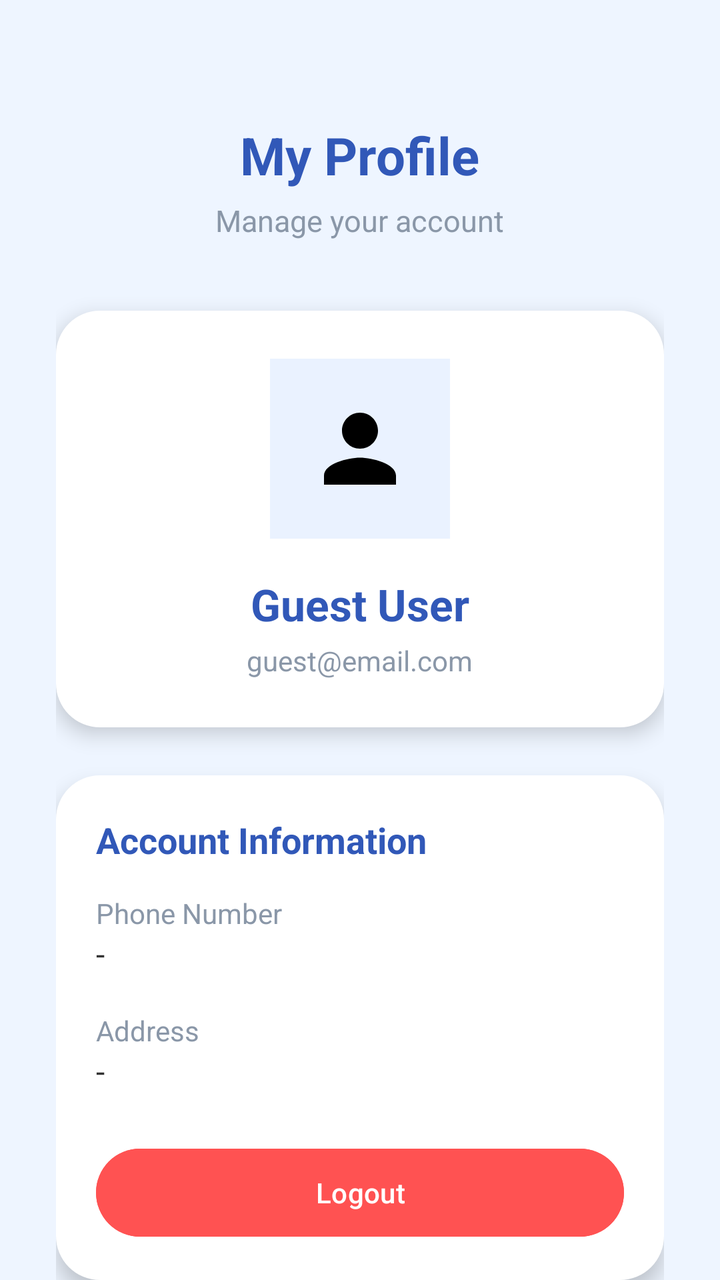
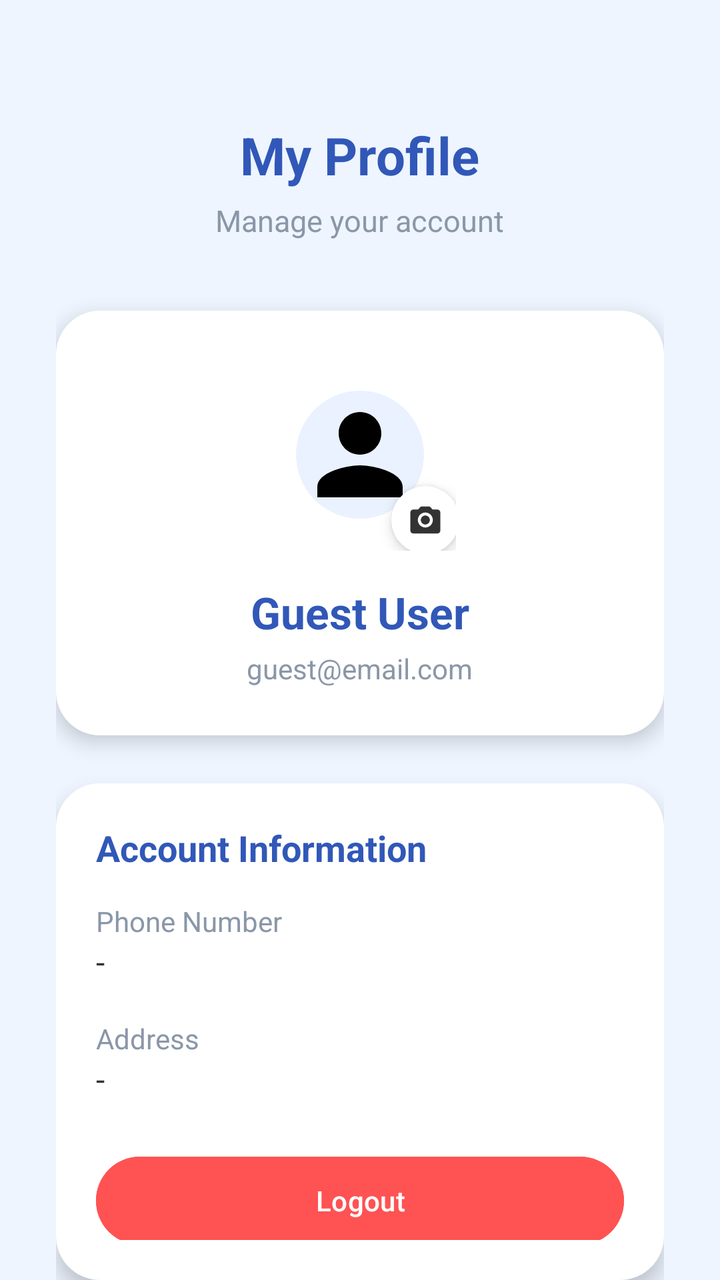

Screens rendered from an Android XML layout before and after an edit, with the pre-edit source and the edit as a unified diff.
<!-- AndroidManifest.xml: application theme Theme.EncikAircond -->
<!-- res/layout/fragment_profile.xml -->
<?xml version="1.0" encoding="utf-8"?>
<androidx.constraintlayout.widget.ConstraintLayout
    xmlns:android="http://schemas.android.com/apk/res/android"
    android:layout_width="match_parent"
    android:layout_height="match_parent"
    android:background="#EEF5FF">

    <LinearLayout
        android:layout_width="match_parent"
        android:layout_height="match_parent"
        android:orientation="vertical"
        android:paddingStart="28dp"
        android:paddingEnd="28dp"
        android:paddingTop="60dp">

        
        <TextView
            android:layout_width="wrap_content"
            android:layout_height="wrap_content"
            android:layout_gravity="center"
            android:text="My Profile"
            android:textColor="#3158B8"
            android:textSize="26sp"
            android:textStyle="bold"/>

        <TextView
            android:layout_width="wrap_content"
            android:layout_height="wrap_content"
            android:layout_gravity="center"
            android:layout_marginTop="5dp"
            android:text="Manage your account"
            android:textColor="#8A97A8"
            android:textSize="15sp"/>

        
        <LinearLayout
            android:layout_width="match_parent"
            android:layout_height="wrap_content"
            android:layout_marginTop="35dp"
            android:background="@drawable/card_background"
            android:elevation="6dp"
            android:gravity="center"
            android:orientation="vertical"
            android:padding="24dp">

            <ImageView
                android:layout_width="90dp"
                android:layout_height="90dp"
                android:background="#EAF2FF"
                android:padding="18dp"
                android:src="@drawable/ic_person"/>

            <TextView
                android:id="@+id/txtName"
                android:layout_width="wrap_content"
                android:layout_height="wrap_content"
                android:layout_marginTop="18dp"
                android:text="Guest User"
                android:textColor="#3158B8"
                android:textSize="22sp"
                android:textStyle="bold"/>

            <TextView
                android:id="@+id/txtEmail"
                android:layout_width="wrap_content"
                android:layout_height="wrap_content"
                android:layout_marginTop="4dp"
                android:text="guest@email.com"
                android:textColor="#8A97A8"
                android:textSize="14sp"/>

        </LinearLayout>

        
        <LinearLayout
            android:layout_width="match_parent"
            android:layout_height="wrap_content"
            android:layout_marginTop="24dp"
            android:background="@drawable/card_background"
            android:elevation="6dp"
            android:orientation="vertical"
            android:padding="20dp">

            <TextView
                android:layout_width="wrap_content"
                android:layout_height="wrap_content"
                android:text="Account Information"
                android:textColor="#3158B8"
                android:textSize="18sp"
                android:textStyle="bold"/>

            <TextView
                android:layout_width="wrap_content"
                android:layout_height="wrap_content"
                android:layout_marginTop="15dp"
                android:text="Phone Number"
                android:textColor="#8A97A8"
                android:textSize="14sp"/>

            <TextView
                android:id="@+id/txtPhone"
                android:layout_width="wrap_content"
                android:layout_height="wrap_content"
                android:text="-"
                android:textColor="#333333"
                android:textSize="16sp"/>

            <TextView
                android:layout_width="wrap_content"
                android:layout_height="wrap_content"
                android:layout_marginTop="18dp"
                android:text="Address"
                android:textColor="#8A97A8"
                android:textSize="14sp"/>

            <TextView
                android:id="@+id/txtAddress"
                android:layout_width="wrap_content"
                android:layout_height="wrap_content"
                android:text="-"
                android:textColor="#333333"
                android:textSize="16sp"/>

            <Button
                android:id="@+id/btnLogout"
                android:layout_width="match_parent"
                android:layout_height="52dp"
                android:layout_marginTop="24dp"
                android:text="Logout"
                android:textAllCaps="false"
                android:textColor="#FFFFFF"
                android:backgroundTint="#FF5252"/>

        </LinearLayout>

    </LinearLayout>

</androidx.constraintlayout.widget.ConstraintLayout>
<!-- resources referenced by this layout -->
<resources>
  <!-- drawable card_background (drawable) -->
  <?xml version="1.0" encoding="utf-8"?>
  <shape xmlns:android="http://schemas.android.com/apk/res/android">
  
      <solid android:color="#FFFFFF"/>
  
      <corners android:radius="22dp"/>
  
  </shape>
  <!-- drawable ic_person (drawable) -->
  <?xml version="1.0" encoding="utf-8"?>
  <vector xmlns:android="http://schemas.android.com/apk/res/android"
      android:width="24dp"
      android:height="24dp"
      android:viewportWidth="24"
      android:viewportHeight="24">
  
      <path
          android:fillColor="#FF000000"
          android:pathData="M12,12c2.21,0 4,-1.79 4,-4c0,-2.21 -1.79,-4 -4,-4c-2.21,0 -4,1.79 -4,4C8,10.21 9.79,12 12,12zM12,14c-2.67,0 -8,1.34 -8,4v2h16v-2C20,15.34 14.67,14 12,14z"/>
  </vector>
  <style name="Theme.EncikAircond" parent="Base.Theme.EncikAircond" />
  <style name="Base.Theme.EncikAircond" parent="Theme.Material3.DayNight.NoActionBar">
          
      </style>
</resources>

<!-- the commit's change to res/layout/fragment_profile.xml (unified diff, before → after) -->
@@ -1,6 +1,7 @@
 <?xml version="1.0" encoding="utf-8"?>
 <androidx.constraintlayout.widget.ConstraintLayout
     xmlns:android="http://schemas.android.com/apk/res/android"
+    xmlns:app="http://schemas.android.com/apk/res-auto"
     android:layout_width="match_parent"
     android:layout_height="match_parent"
     android:background="#EEF5FF">
@@ -43,18 +44,56 @@
             android:orientation="vertical"
             android:padding="24dp">
 
-            <ImageView
-                android:layout_width="90dp"
-                android:layout_height="90dp"
-                android:background="#EAF2FF"
-                android:padding="18dp"
-                android:src="@drawable/ic_person"/>
+            
+            <RelativeLayout
+                android:id="@+id/layoutProfilePhoto"
+                android:layout_width="wrap_content"
+                android:layout_height="wrap_content"
+                android:layout_gravity="center"
+                android:clickable="true"
+                android:focusable="true">
+
+                <com.google.android.material.imageview.ShapeableImageView
+                    android:id="@+id/imgProfile"
+                    android:layout_width="96dp"
+                    android:layout_height="96dp"
+                    android:background="#EAF2FF"
+                    android:padding="16dp"
+                    android:scaleType="centerCrop"
+                    android:src="@drawable/ic_person"
+                    app:shapeAppearanceOverlay="@style/CircleImageView" />
+
+                <androidx.cardview.widget.CardView
+                    android:id="@+id/btnCameraOverlay"
+                    android:layout_width="34dp"
+                    android:layout_height="34dp"
+                    android:layout_alignEnd="@id/imgProfile"
+                    android:layout_alignBottom="@id/imgProfile"
+                    android:layout_marginEnd="-2dp"
+                    android:layout_marginBottom="-2dp"
+                    android:clickable="true"
+                    android:focusable="true"
+                    android:foreground="?attr/selectableItemBackground"
+                    app:cardBackgroundColor="#FFFFFF"
+                    app:cardCornerRadius="17dp"
+                    app:cardElevation="4dp">
+
+                    <ImageView
+                        android:layout_width="18dp"
+                        android:layout_height="18dp"
+                        android:layout_gravity="center"
+                        android:contentDescription="@null"
+                        android:src="@drawable/ic_camera"
+                        app:tint="#333333" />
+                </androidx.cardview.widget.CardView>
+
+            </RelativeLayout>
 
             <TextView
                 android:id="@+id/txtName"
                 android:layout_width="wrap_content"
                 android:layout_height="wrap_content"
-                android:layout_marginTop="18dp"
+                android:layout_marginTop="16dp"
                 android:text="Guest User"
                 android:textColor="#3158B8"
                 android:textSize="22sp"
<!-- resource entries referenced after the edit -->
@@ -9,6 +9,17 @@
       <corners android:radius="22dp"/>
   
   </shape>
+  <!-- drawable ic_camera (drawable) -->
+  <?xml version="1.0" encoding="utf-8"?>
+  <vector xmlns:android="http://schemas.android.com/apk/res/android"
+      android:width="24dp"
+      android:height="24dp"
+      android:viewportWidth="24"
+      android:viewportHeight="24">
+    <path
+        android:fillColor="#333333"
+        android:pathData="M12,15c1.66,0 3,-1.34 3,-3s-1.34,-3 -3,-3 -3,1.34 -3,3 1.34,3 3,3zM9,3L7.17,5H4c-1.1,0 -2,0.9 -2,2v12c0,1.1 0.9,2 2,2h16c1.1,0 2,-0.9 2,-2V7c0,-1.1 -0.9,-2 -2,-2h-3.17L15,3H9zm3,14c-2.76,0 -5,-2.24 -5,-5s2.24,-5 5,-5 5,2.24 5,5 -2.24,5 -5,5z"/>
+  </vector>
   <!-- drawable ic_person (drawable) -->
   <?xml version="1.0" encoding="utf-8"?>
   <vector xmlns:android="http://schemas.android.com/apk/res/android"
@@ -21,6 +32,9 @@
           android:fillColor="#FF000000"
           android:pathData="M12,12c2.21,0 4,-1.79 4,-4c0,-2.21 -1.79,-4 -4,-4c-2.21,0 -4,1.79 -4,4C8,10.21 9.79,12 12,12zM12,14c-2.67,0 -8,1.34 -8,4v2h16v-2C20,15.34 14.67,14 12,14z"/>
   </vector>
+  <style name="CircleImageView">
+          <item name="cornerSize">50%</item>
+      </style>
   <style name="Theme.EncikAircond" parent="Base.Theme.EncikAircond" />
   <style name="Base.Theme.EncikAircond" parent="Theme.Material3.DayNight.NoActionBar">
           
